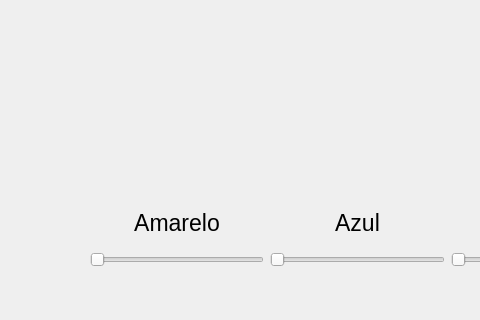
Qt form train-simulation/mainwindow.ui (peterwilfride/train-rail-simulation) before a commit; both pictures show x 0 to 480 and y 280 to 600 of the 800 by 600 pixel window.
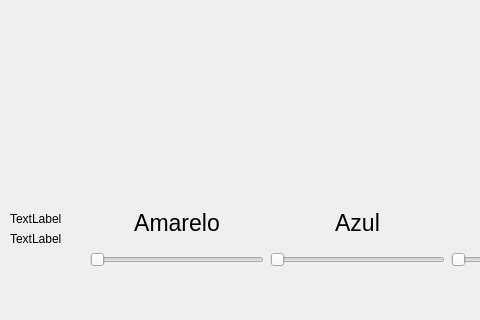
The same form after that commit.

Diff of the .ui file:
```diff
--- a/train-simulation/mainwindow.ui
+++ b/train-simulation/mainwindow.ui
@@ -129,6 +129,32 @@
      </item>
     </layout>
    </widget>
+   <widget class="QLabel" name="label_px">
+    <property name="geometry">
+     <rect>
+      <x>10</x>
+      <y>490</y>
+      <width>66</width>
+      <height>18</height>
+     </rect>
+    </property>
+    <property name="text">
+     <string>TextLabel</string>
+    </property>
+   </widget>
+   <widget class="QLabel" name="label_py">
+    <property name="geometry">
+     <rect>
+      <x>10</x>
+      <y>510</y>
+      <width>66</width>
+      <height>18</height>
+     </rect>
+    </property>
+    <property name="text">
+     <string>TextLabel</string>
+    </property>
+   </widget>
   </widget>
   <widget class="QMenuBar" name="menubar">
    <property name="geometry">
```
